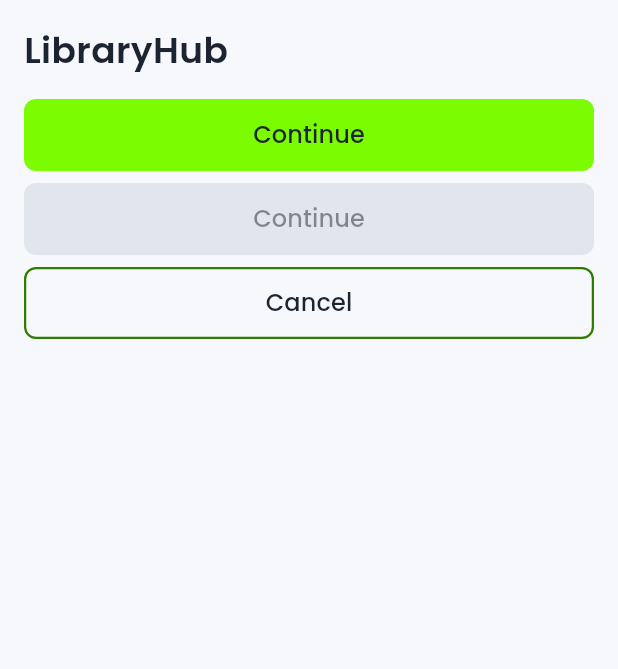
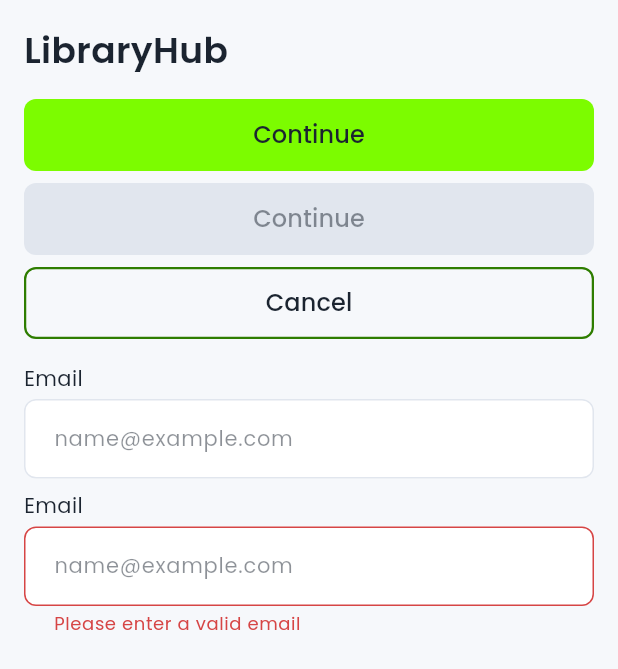
Before and after one commit to MurathanKbk/CS310-TERM-PROJECT-LIBRARY-HUB, a Flutter app: the screen it shows after launch, on a phone screen of 412 x 824 dp. Shown: the top 669 px of the screen. Run offline on Flutter 3.47's test engine with Material 3 defaults, Android fonts, the phone set to English and light mode, and no system bars.

Commit message:
Reusable AppTextField widget added by Murathan

```diff
--- /dev/null
+++ b/lib/core/widgets/app_text_field.dart
@@ -0,0 +1,67 @@
+import 'package:flutter/material.dart';
+import '../theme/app_spacing.dart';
+import '../theme/app_text_styles.dart';
+
+class AppTextField extends StatelessWidget {
+  const AppTextField({
+    super.key,
+    required this.label,
+    required this.hint,
+    this.controller,
+    this.errorText,
+    this.obscureText = false,
+    this.keyboardType,
+    this.onChanged,
+  });
+
+  final String label;
+  final String hint;
+  final TextEditingController? controller;
+  final String? errorText;
+  final bool obscureText;
+  final TextInputType? keyboardType;
+  final ValueChanged<String>? onChanged;
+
+  @override
+  Widget build(BuildContext context) {
+    final colors = Theme.of(context).colorScheme;
+
+    OutlineInputBorder border(Color color) => OutlineInputBorder(
+      borderRadius: BorderRadius.circular(AppSpacing.fieldRadius),
+      borderSide: BorderSide(color: color),
+    );
+
+    return Column(
+      crossAxisAlignment: CrossAxisAlignment.start,
+      children: [
+        Text(label, style: AppTextStyles.body),
+        const SizedBox(height: AppSpacing.xs),
+        TextField(
+          controller: controller,
+          obscureText: obscureText,
+          keyboardType: keyboardType,
+          onChanged: onChanged,
+          style: AppTextStyles.body,
+          decoration: InputDecoration(
+            hintText: hint,
+            hintStyle: AppTextStyles.body.copyWith(
+              color: colors.onSurface.withAlpha(128),
+            ),
+            errorText: errorText,
+            errorStyle: AppTextStyles.caption.copyWith(color: colors.error),
+            filled: true,
+            fillColor: colors.surface,
+            contentPadding: const EdgeInsets.symmetric(
+              horizontal: AppSpacing.md,
+              vertical: AppSpacing.md,
+            ),
+            enabledBorder: border(colors.outline),
+            focusedBorder: border(colors.secondary),
+            errorBorder: border(colors.error),
+            focusedErrorBorder: border(colors.error),
+          ),
+        ),
+      ],
+    );
+  }
+}
--- a/lib/main.dart
+++ b/lib/main.dart
@@ -3,6 +3,7 @@ import 'core/theme/app_spacing.dart';
 import 'core/theme/app_text_styles.dart';
 import 'core/theme/app_theme.dart';
 import 'core/widgets/app_button.dart';
+import 'core/widgets/app_text_field.dart';
 
 void main(){
   runApp(const LibraryHubApp());
@@ -33,6 +34,10 @@ class LibraryHubApp extends StatelessWidget {
                 AppButton(label: 'Continue', onPressed: null),
                 SizedBox(height: AppSpacing.sm),
                 AppButton(label: 'Cancel', outlined: true, onPressed: () {}),
+                SizedBox(height: AppSpacing.md),
+                AppTextField(label: 'Email', hint: 'name@example.com'),
+                SizedBox(height: AppSpacing.sm),
+                AppTextField(label: 'Email', hint: 'name@example.com', errorText: 'Please enter a valid email',),
               ],
             ),
           ),
```
